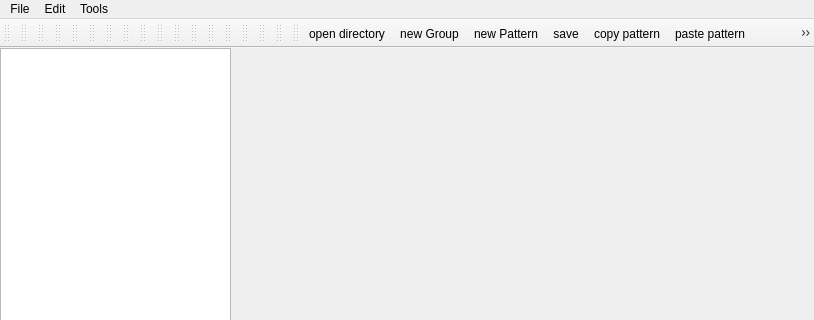
Before: the Qt Designer form dispositif/Cubicle/mainwindow.ui in ppff/Cubicle-GUI, drawn with Qt 5; both pictures show x 0 to 814 and y 0 to 320 of the 814 by 552 pixel window.
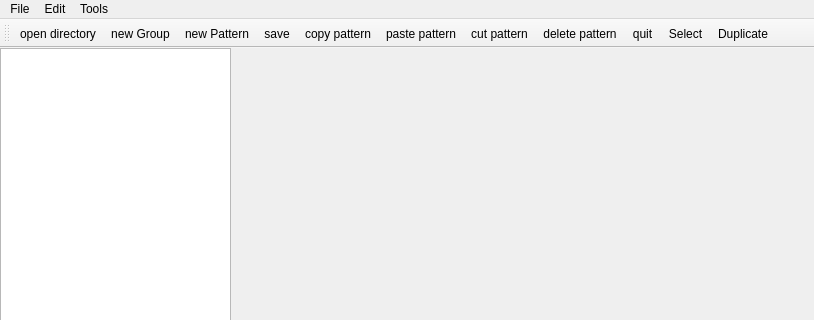
After: the same form once the commit is applied. Icons and pictures are not drawn.

Commit message: changement interface graphique

The edit to the form file:
```diff
--- a/dispositif/Cubicle/mainwindow.ui
+++ b/dispositif/Cubicle/mainwindow.ui
@@ -81,193 +81,6 @@
    <addaction name="menuTools"/>
   </widget>
   <widget class="QStatusBar" name="statusBar"/>
-  <widget class="QToolBar" name="toolBar">
-   <property name="windowTitle">
-    <string>toolBar</string>
-   </property>
-   <attribute name="toolBarArea">
-    <enum>TopToolBarArea</enum>
-   </attribute>
-   <attribute name="toolBarBreak">
-    <bool>false</bool>
-   </attribute>
-  </widget>
-  <widget class="QToolBar" name="mainToolBar">
-   <property name="enabled">
-    <bool>false</bool>
-   </property>
-   <attribute name="toolBarArea">
-    <enum>TopToolBarArea</enum>
-   </attribute>
-   <attribute name="toolBarBreak">
-    <bool>false</bool>
-   </attribute>
-  </widget>
-  <widget class="QToolBar" name="toolBar_2">
-   <property name="windowTitle">
-    <string>toolBar_2</string>
-   </property>
-   <attribute name="toolBarArea">
-    <enum>TopToolBarArea</enum>
-   </attribute>
-   <attribute name="toolBarBreak">
-    <bool>false</bool>
-   </attribute>
-  </widget>
-  <widget class="QToolBar" name="toolBar_3">
-   <property name="windowTitle">
-    <string>toolBar_3</string>
-   </property>
-   <attribute name="toolBarArea">
-    <enum>TopToolBarArea</enum>
-   </attribute>
-   <attribute name="toolBarBreak">
-    <bool>false</bool>
-   </attribute>
-  </widget>
-  <widget class="QToolBar" name="toolBar_4">
-   <property name="windowTitle">
-    <string>toolBar_4</string>
-   </property>
-   <attribute name="toolBarArea">
-    <enum>TopToolBarArea</enum>
-   </attribute>
-   <attribute name="toolBarBreak">
-    <bool>false</bool>
-   </attribute>
-  </widget>
-  <widget class="QToolBar" name="toolBar_5">
-   <property name="windowTitle">
-    <string>toolBar_5</string>
-   </property>
-   <attribute name="toolBarArea">
-    <enum>TopToolBarArea</enum>
-   </attribute>
-   <attribute name="toolBarBreak">
-    <bool>false</bool>
-   </attribute>
-  </widget>
-  <widget class="QToolBar" name="toolBar_6">
-   <property name="windowTitle">
-    <string>toolBar_6</string>
-   </property>
-   <attribute name="toolBarArea">
-    <enum>TopToolBarArea</enum>
-   </attribute>
-   <attribute name="toolBarBreak">
-    <bool>false</bool>
-   </attribute>
-  </widget>
-  <widget class="QToolBar" name="toolBar_7">
-   <property name="windowTitle">
-    <string>toolBar_7</string>
-   </property>
-   <attribute name="toolBarArea">
-    <enum>TopToolBarArea</enum>
-   </attribute>
-   <attribute name="toolBarBreak">
-    <bool>false</bool>
-   </attribute>
-  </widget>
-  <widget class="QToolBar" name="toolBar_8">
-   <property name="windowTitle">
-    <string>toolBar_8</string>
-   </property>
-   <attribute name="toolBarArea">
-    <enum>TopToolBarArea</enum>
-   </attribute>
-   <attribute name="toolBarBreak">
-    <bool>false</bool>
-   </attribute>
-  </widget>
-  <widget class="QToolBar" name="toolBar_9">
-   <property name="windowTitle">
-    <string>toolBar_9</string>
-   </property>
-   <attribute name="toolBarArea">
-    <enum>TopToolBarArea</enum>
-   </attribute>
-   <attribute name="toolBarBreak">
-    <bool>false</bool>
-   </attribute>
-  </widget>
-  <widget class="QToolBar" name="toolBar_10">
-   <property name="windowTitle">
-    <string>toolBar_10</string>
-   </property>
-   <attribute name="toolBarArea">
-    <enum>TopToolBarArea</enum>
-   </attribute>
-   <attribute name="toolBarBreak">
-    <bool>false</bool>
-   </attribute>
-  </widget>
-  <widget class="QToolBar" name="toolBar_11">
-   <property name="windowTitle">
-    <string>toolBar_11</string>
-   </property>
-   <attribute name="toolBarArea">
-    <enum>TopToolBarArea</enum>
-   </attribute>
-   <attribute name="toolBarBreak">
-    <bool>false</bool>
-   </attribute>
-  </widget>
-  <widget class="QToolBar" name="toolBar_12">
-   <property name="windowTitle">
-    <string>toolBar_12</string>
-   </property>
-   <attribute name="toolBarArea">
-    <enum>TopToolBarArea</enum>
-   </attribute>
-   <attribute name="toolBarBreak">
-    <bool>false</bool>
-   </attribute>
-  </widget>
-  <widget class="QToolBar" name="toolBar_13">
-   <property name="windowTitle">
-    <string>toolBar_13</string>
-   </property>
-   <attribute name="toolBarArea">
-    <enum>TopToolBarArea</enum>
-   </attribute>
-   <attribute name="toolBarBreak">
-    <bool>false</bool>
-   </attribute>
-  </widget>
-  <widget class="QToolBar" name="toolBar_14">
-   <property name="windowTitle">
-    <string>toolBar_14</string>
-   </property>
-   <attribute name="toolBarArea">
-    <enum>TopToolBarArea</enum>
-   </attribute>
-   <attribute name="toolBarBreak">
-    <bool>false</bool>
-   </attribute>
-  </widget>
-  <widget class="QToolBar" name="toolBar_15">
-   <property name="windowTitle">
-    <string>toolBar_15</string>
-   </property>
-   <attribute name="toolBarArea">
-    <enum>TopToolBarArea</enum>
-   </attribute>
-   <attribute name="toolBarBreak">
-    <bool>false</bool>
-   </attribute>
-  </widget>
-  <widget class="QToolBar" name="toolBar_16">
-   <property name="windowTitle">
-    <string>toolBar_16</string>
-   </property>
-   <attribute name="toolBarArea">
-    <enum>TopToolBarArea</enum>
-   </attribute>
-   <attribute name="toolBarBreak">
-    <bool>false</bool>
-   </attribute>
-  </widget>
   <widget class="QToolBar" name="toolBar_17">
    <property name="windowTitle">
     <string>toolBar_17</string>
```
The commit also changes 3 other files.
